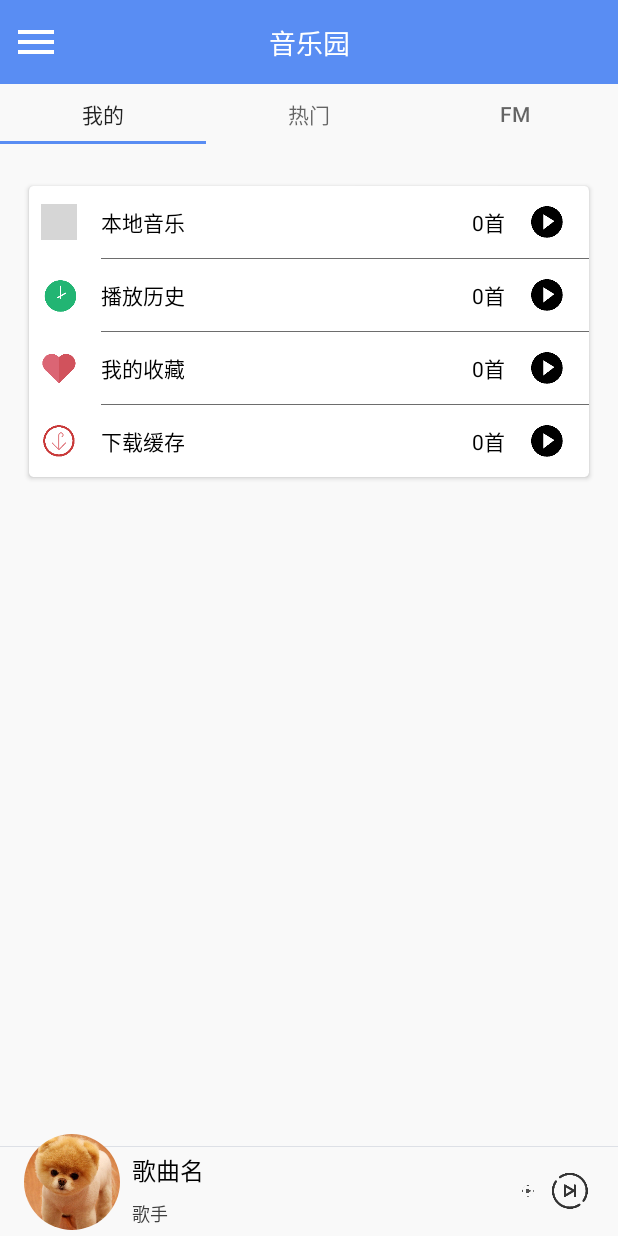
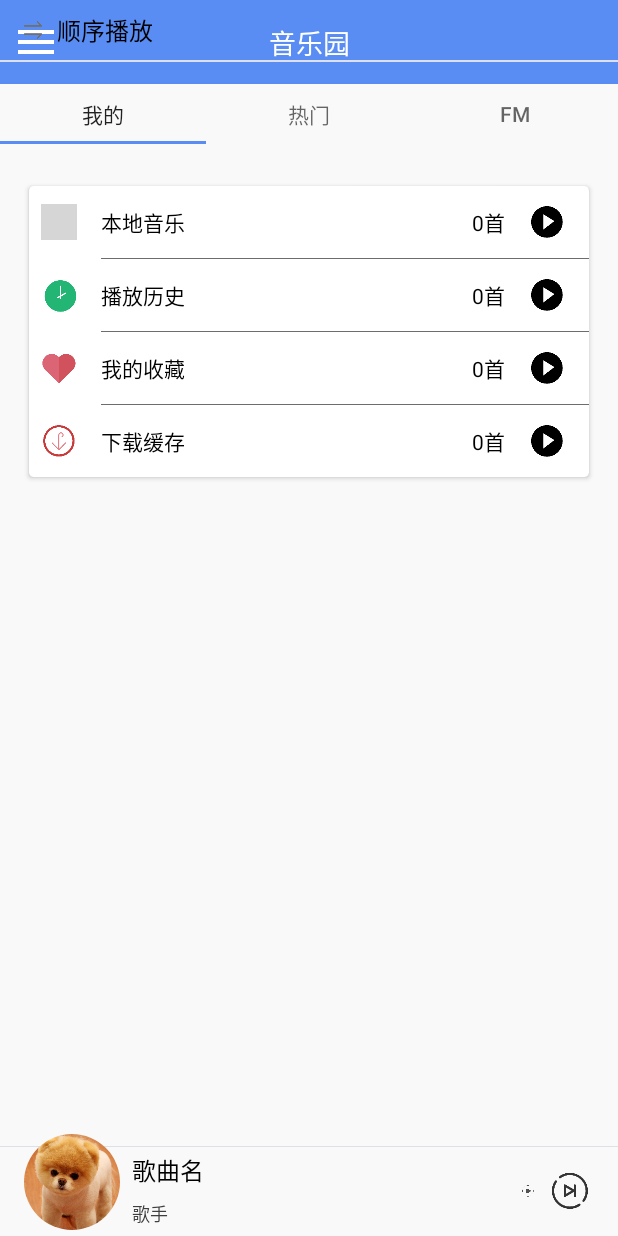
Before and after one commit to Longxiongzaizhe/MyPlayer, an Android app: the fragment LocalFragment placed in its activity, on a phone screen of 412 x 824 dp. Run offline under Robolectric (Android 15) with nearby library versions, the phone set to English and light mode, and no system bars; our stand-ins replace ButterKnife, CircleImageView; libraries missing offline, so code that uses them is left out: com.chad.library, com.orhanobut.logger; 11 statements that could not run were skipped; grey boxes are pictures that could not be loaded.

Commit message:
播放模式

```diff
--- a/app/src/main/AndroidManifest.xml
+++ b/app/src/main/AndroidManifest.xml
@@ -25,7 +25,6 @@
             android:enabled="true"
             android:exported="true" />
 
-        <activity android:name=".View.Activity.MainMusic.LocalMusicActivity" />
         <activity android:name=".View.Activity.ImageMultipleDisplayActivity" />
         <activity android:name=".View.Activity.navSetting.UserSettingActivity" />
         <activity android:name="com.example.common_lib.BaseConfig.BaseActivity" />
--- a/app/src/main/java/wj/com/myplayer/Constant/SPConstant.java
+++ b/app/src/main/java/wj/com/myplayer/Constant/SPConstant.java
@@ -12,6 +12,8 @@ public class SPConstant {
 
     public static String LAST_PALY_MUSIC = "last_play_music";
 
+    public static String MUSIC_PLAY_MODE = "music_mode";
+
 
 
 }
--- a/app/src/main/java/wj/com/myplayer/DaoDB/MediaRelManager.java
+++ b/app/src/main/java/wj/com/myplayer/DaoDB/MediaRelManager.java
@@ -34,11 +34,11 @@ public class MediaRelManager {
     }
 
     public List<MediaRelEntity> queryMediaList(long mediaListId){
-        return dao.queryBuilder().orderAsc(MediaRelEntityDao.Properties.MediaListId).where(MediaRelEntityDao.Properties.MediaListId.eq(mediaListId)).list();
+        return dao.queryBuilder().orderDesc(MediaRelEntityDao.Properties.MediaListId).where(MediaRelEntityDao.Properties.MediaListId.eq(mediaListId)).list();
     }
 
     public List<MediaRelEntity> queryRecentList(){
-        return dao.queryBuilder().orderAsc(MediaRelEntityDao.Properties.MediaListId).where(MediaRelEntityDao.Properties.MediaListId.eq(MediaConstant.RECENTLY_LIST)).list();
+        return dao.queryBuilder().orderDesc(MediaRelEntityDao.Properties.MediaListId).where(MediaRelEntityDao.Properties.MediaListId.eq(MediaConstant.RECENTLY_LIST)).list();
     }
 
     public void deleteRecentList(){
--- a/app/src/main/java/wj/com/myplayer/Utils/MediaUtils.java
+++ b/app/src/main/java/wj/com/myplayer/Utils/MediaUtils.java
@@ -20,6 +20,7 @@ import java.util.ArrayList;
 import java.util.List;
 
 import wj.com.myplayer.Config.MainApplication;
+import wj.com.myplayer.Constant.MediaConstant;
 import wj.com.myplayer.DaoDB.MediaDaoManager;
 import wj.com.myplayer.DaoDB.MediaEntity;
 import wj.com.myplayer.R;
@@ -295,5 +296,20 @@ public class MediaUtils {
         }
         return entityList;
     }
+    public static MediaConstant.MusicMode getMusicMode(String mode){
+
+        if (StringUtils.isEmpty(mode)) return null;
+
+        MediaConstant.MusicMode musicMode = null;
+
+        switch (mode){
+            case "CIRCLE":musicMode = MediaConstant.MusicMode.CIRCLE;break;
+            case "RANDOM":musicMode = MediaConstant.MusicMode.RANDOM;break;
+            case "SINGLE":musicMode = MediaConstant.MusicMode.SINGLE;break;
+            case "SEQUENT":musicMode = MediaConstant.MusicMode.SEQUENT;break;
+        }
+
+        return musicMode;
+    }
 
 }
--- a/app/src/main/java/wj/com/myplayer/View/Fragment/LocalFragment.java
+++ b/app/src/main/java/wj/com/myplayer/View/Fragment/LocalFragment.java
@@ -1,9 +1,11 @@
 package wj.com.myplayer.View.Fragment;
 
+import android.graphics.drawable.Drawable;
 import android.os.Bundle;
 import android.support.v7.widget.LinearLayoutManager;
 import android.support.v7.widget.RecyclerView;
 import android.view.View;
+import android.widget.TextView;
 
 import com.chad.library.adapter.base.BaseQuickAdapter;
 import com.example.common_lib.BaseConfig.BaseFragment;
@@ -13,21 +15,27 @@ import java.util.List;
 import wj.com.myplayer.Config.MainApplication;
 import wj.com.myplayer.Constant.FlagConstant;
 import wj.com.myplayer.Constant.MediaConstant;
+import wj.com.myplayer.Constant.SPConstant;
 import wj.com.myplayer.DaoDB.MediaDaoManager;
 import wj.com.myplayer.DaoDB.MediaEntity;
 import wj.com.myplayer.DaoDB.MediaRelEntity;
 import wj.com.myplayer.DaoDB.MediaRelManager;
 import wj.com.myplayer.R;
+import wj.com.myplayer.Utils.DensityUtil;
+import wj.com.myplayer.Utils.MediaUtils;
+import wj.com.myplayer.Utils.SPUtils;
 import wj.com.myplayer.View.Activity.MainMusic.MusicService;
 import wj.com.myplayer.View.adapter.MusicListAdapter;
 
 public class LocalFragment extends BaseFragment implements BaseQuickAdapter.OnItemClickListener, BaseQuickAdapter.OnItemChildClickListener {
 
     private RecyclerView mLocalMusicRv;
+    private TextView mMusicModeTv;
     private List<MediaEntity> datalist;
     private MusicListAdapter adapter;
     private MusicService.MusicBinder mBinder;
     private MediaRelManager relManager = MainApplication.get().getRelManager();
+    private MediaConstant.MusicMode musicMode;
 
     public static LocalFragment newInstance(MusicService.MusicBinder mBinder){
         Bundle bundle = new Bundle();
@@ -51,8 +59,45 @@ public class LocalFragment extends BaseFragment implements BaseQuickAdapter.OnIt
     @Override
     protected void initView(View view) {
         mLocalMusicRv = (RecyclerView)view.findViewById(R.id.local_music_rv);
+        mMusicModeTv = view.findViewById(R.id.music_mode_tv);
+
+
+        musicMode = MediaUtils.getMusicMode(SPUtils.get(getContext(), SPConstant.MUSIC_PLAY_MODE,null));
+        if (musicMode == null){
+            musicMode = MediaConstant.MusicMode.SEQUENT;
+            SPUtils.put(getContext(), SPConstant.MUSIC_PLAY_MODE, MediaConstant.MusicMode.SEQUENT.toString());
+        }
+
+        setModeTv(musicMode);
 
     }
+
+    public void setModeTv(MediaConstant.MusicMode mode){
+
+        Drawable drawable = null;
+
+        switch (mode){
+            case CIRCLE:
+                drawable= getResources().getDrawable(R.drawable.icon_music_circle);
+                break;
+            case RANDOM:
+                drawable= getResources().getDrawable(R.drawable.icon_music_random);
+                break;
+            case SINGLE:
+                drawable= getResources().getDrawable(R.drawable.icon_music_single);
+                break;
+            case SEQUENT:
+                drawable= getResources().getDrawable(R.drawable.icon_music_sequent);
+                break;
+        }
+        if (drawable != null){
+            drawable.setBounds(0,0,DensityUtil.dp2px(12),DensityUtil.dp2px(12));
+            mMusicModeTv.setCompoundDrawables(drawable,null,null,null);
+            mMusicModeTv.setCompoundDrawablePadding(DensityUtil.dp2px(10));
+        }
+
+    }
+
 
     @Override
     protected void initData() {
--- a/app/src/main/res/layout/fragment_local_music.xml
+++ b/app/src/main/res/layout/fragment_local_music.xml
@@ -4,6 +4,25 @@
     android:layout_width="match_parent"
     android:layout_height="match_parent"
     android:orientation="vertical">
+
+    <LinearLayout
+        android:layout_width="match_parent"
+        android:layout_height="40dp">
+        <TextView
+            android:id="@+id/music_mode_tv"
+            android:layout_width="wrap_content"
+            android:layout_height="wrap_content"
+            android:text="顺序播放"
+            android:layout_gravity="center"
+            android:textSize="@dimen/text_large_size"
+            android:layout_marginStart="@dimen/base_margin_size"
+            android:textColor="@color/black"/>
+    </LinearLayout>
+
+    <View
+        android:layout_width="match_parent"
+        android:layout_height="1dp"
+        android:background="@color/gray_DDE0E6"/>
 
     <android.support.v7.widget.RecyclerView
         android:id="@+id/local_music_rv"
```
Also changed, not shown: app/src/main/java/wj/com/myplayer/Constant/MediaConstant.java (+8 -0 lines), app/src/main/java/wj/com/myplayer/View/Activity/MainMusic/LocalMusicActivity.java (deleted, +0 -110 lines), app/src/main/java/wj/com/myplayer/View/Activity/MainMusic/MusicService.java (+32 -3 lines), app/src/main/res/drawable-xxhdpi/icon_music_circle.png (added), app/src/main/res/drawable-xxhdpi/icon_music_random.png (added), app/src/main/res/drawable-xxhdpi/icon_music_sequent.png (added), app/src/main/res/drawable-xxhdpi/icon_music_single.png (added).
